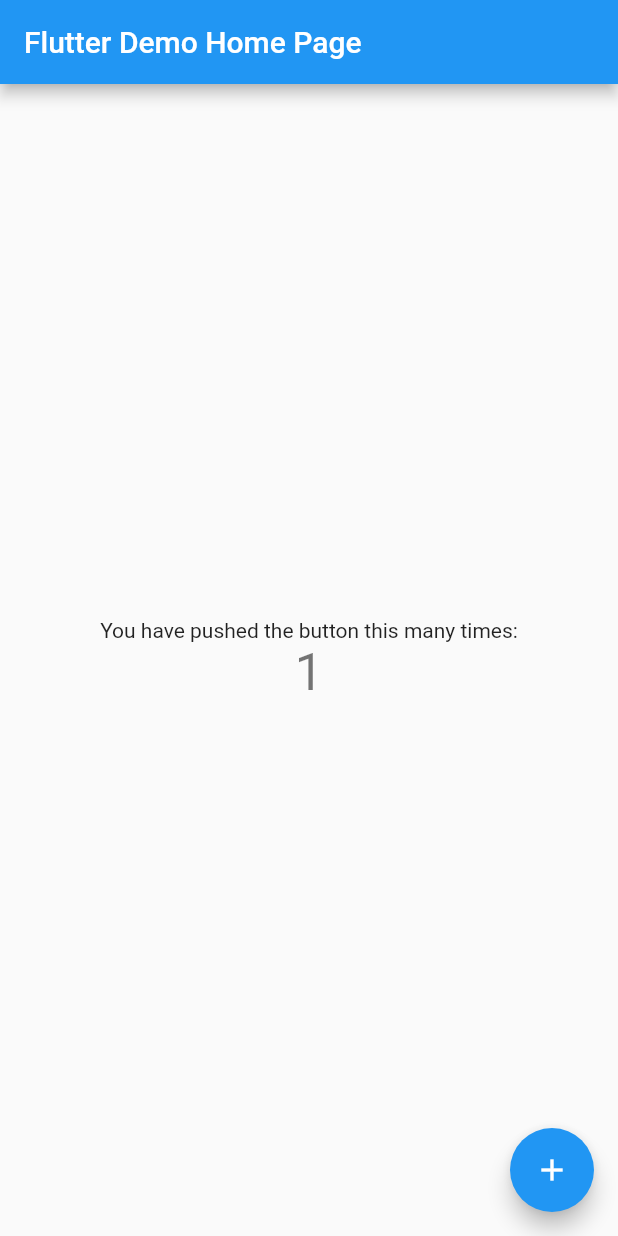
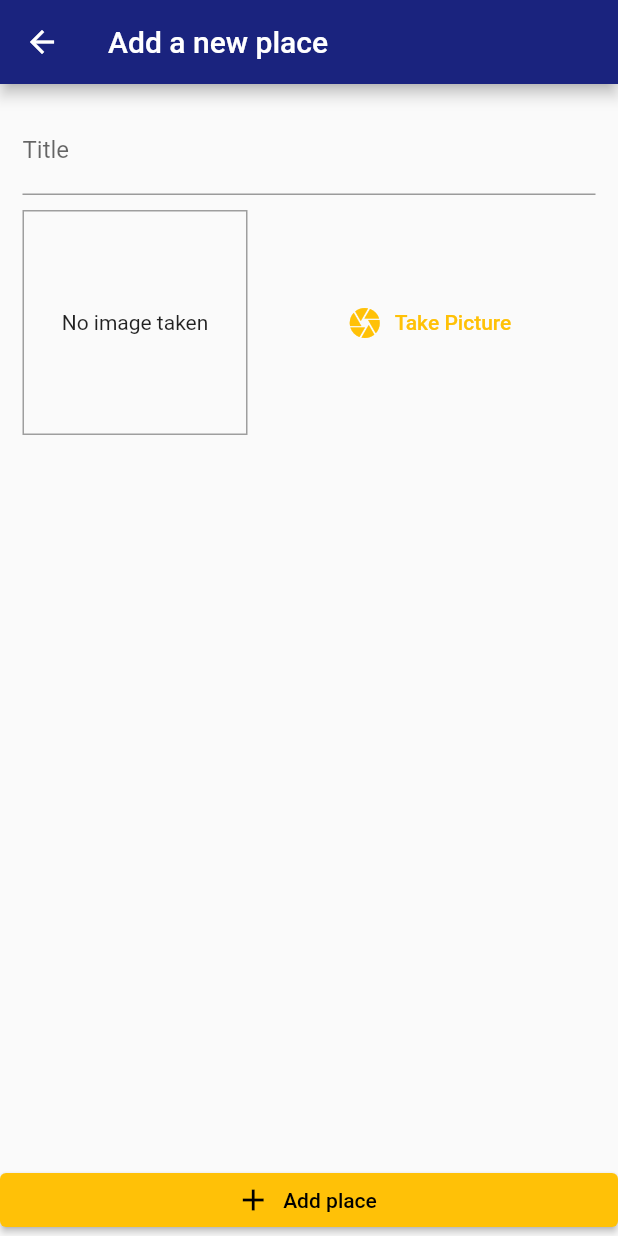
Before and after one commit to subash9860/Note-the-place-app, a Flutter app: the screen it shows after launch, after a tap on the "add" icon, on a phone screen of 412 x 824 dp. Run offline on Flutter 3.47's test engine with Material 2 defaults, Android fonts, the phone set to English and light mode, and no system bars; our stand-ins replace image_picker.

Commit message:
camera asses

```diff
--- a/lib/main.dart
+++ b/lib/main.dart
@@ -1,115 +1,31 @@
 import 'package:flutter/material.dart';
+import 'package:provider/provider.dart';
 
-void main() {
-  runApp(const MyApp());
-}
+import '../screen/add_place_screen.dart';
+import '../providers/note_places.dart';
+import '../screen/places_list_screen.dart';
+
+void main() => runApp(const MyApp());
 
 class MyApp extends StatelessWidget {
   const MyApp({Key? key}) : super(key: key);
 
-  // This widget is the root of your application.
   @override
   Widget build(BuildContext context) {
-    return MaterialApp(
-      title: 'Flutter Demo',
-      theme: ThemeData(
-        // This is the theme of your application.
-        //
-        // Try running your application with "flutter run". You'll see the
-        // application has a blue toolbar. Then, without quitting the app, try
-        // changing the primarySwatch below to Colors.green and then invoke
-        // "hot reload" (press "r" in the console where you ran "flutter run",
-        // or simply save your changes to "hot reload" in a Flutter IDE).
-        // Notice that the counter didn't reset back to zero; the application
-        // is not restarted.
-        primarySwatch: Colors.blue,
+    return ChangeNotifierProvider.value(
+      value: NotePlaces(),
+      child: MaterialApp(
+        debugShowCheckedModeBanner: false,
+        title: 'Note the place',
+        theme: ThemeData(
+            colorScheme: ColorScheme.fromSwatch()
+                .copyWith(primary: Colors.amber, secondary: Colors.indigo),
+            appBarTheme: AppBarTheme(color: Colors.indigo[900])),
+        home: const PlaceListScreen(),
+        routes: {
+          AddPlaceScree.routeName: (ctx) => const AddPlaceScree(),
+        },
       ),
-      home: const MyHomePage(title: 'Flutter Demo Home Page'),
     );
   }
 }
-
-class MyHomePage extends StatefulWidget {
-  const MyHomePage({Key? key, required this.title}) : super(key: key);
-
-  // This widget is the home page of your application. It is stateful, meaning
-  // that it has a State object (defined below) that contains fields that affect
-  // how it looks.
-
-  // This class is the configuration for the state. It holds the values (in this
-  // case the title) provided by the parent (in this case the App widget) and
-  // used by the build method of the State. Fields in a Widget subclass are
-  // always marked "final".
-
-  final String title;
-
-  @override
-  State<MyHomePage> createState() => _MyHomePageState();
-}
-
-class _MyHomePageState extends State<MyHomePage> {
-  int _counter = 0;
-
-  void _incrementCounter() {
-    setState(() {
-      // This call to setState tells the Flutter framework that something has
-      // changed in this State, which causes it to rerun the build method below
-      // so that the display can reflect the updated values. If we changed
-      // _counter without calling setState(), then the build method would not be
-      // called again, and so nothing would appear to happen.
-      _counter++;
-    });
-  }
-
-  @override
-  Widget build(BuildContext context) {
-    // This method is rerun every time setState is called, for instance as done
-    // by the _incrementCounter method above.
-    //
-    // The Flutter framework has been optimized to make rerunning build methods
-    // fast, so that you can just rebuild anything that needs updating rather
-    // than having to individually change instances of widgets.
-    return Scaffold(
-      appBar: AppBar(
-        // Here we take the value from the MyHomePage object that was created by
-        // the App.build method, and use it to set our appbar title.
-        title: Text(widget.title),
-      ),
-      body: Center(
-        // Center is a layout widget. It takes a single child and positions it
-        // in the middle of the parent.
-        child: Column(
-          // Column is also a layout widget. It takes a list of children and
-          // arranges them vertically. By default, it sizes itself to fit its
-          // children horizontally, and tries to be as tall as its parent.
-          //
-          // Invoke "debug painting" (press "p" in the console, choose the
-          // "Toggle Debug Paint" action from the Flutter Inspector in Android
-          // Studio, or the "Toggle Debug Paint" command in Visual Studio Code)
-          // to see the wireframe for each widget.
-          //
-          // Column has various properties to control how it sizes itself and
-          // how it positions its children. Here we use mainAxisAlignment to
-          // center the children vertically; the main axis here is the vertical
-          // axis because Columns are vertical (the cross axis would be
-          // horizontal).
-          mainAxisAlignment: MainAxisAlignment.center,
-          children: <Widget>[
-            const Text(
-              'You have pushed the button this many times:',
-            ),
-            Text(
-              '$_counter',
-              style: Theme.of(context).textTheme.headline4,
-            ),
-          ],
-        ),
-      ),
-      floatingActionButton: FloatingActionButton(
-        onPressed: _incrementCounter,
-        tooltip: 'Increment',
-        child: const Icon(Icons.add),
-      ), // This trailing comma makes auto-formatting nicer for build methods.
-    );
-  }
-}
--- /dev/null
+++ b/lib/models/place.dart
@@ -0,0 +1,27 @@
+import 'dart:io';
+
+class PlaceLoaction {
+  final double latitude;
+  final double longitude;
+  final String? address;
+
+  PlaceLoaction({
+    required this.latitude,
+    required this.longitude,
+    this.address,
+  });
+}
+
+class Place {
+  final String id;
+  final String title;
+  final PlaceLoaction location;
+  final File image;
+
+  Place({
+    required this.id,
+    required this.title,
+    required this.location,
+    required this.image,
+  });
+}
--- /dev/null
+++ b/lib/providers/note_places.dart
@@ -0,0 +1,10 @@
+import 'package:flutter/foundation.dart';
+import 'package:note_the_place/models/place.dart';
+
+class NotePlaces with ChangeNotifier {
+ final List<Place> _items = [];
+
+  List<Place> get items {
+    return [..._items];
+  }
+}
--- /dev/null
+++ b/lib/screen/add_place_screen.dart
@@ -0,0 +1,61 @@
+import 'package:flutter/material.dart';
+import 'package:note_the_place/widgets/image_input.dart';
+
+class AddPlaceScree extends StatefulWidget {
+  const AddPlaceScree({Key? key}) : super(key: key);
+  static const routeName = '/add-place';
+  @override
+  _AddPlaceScreeState createState() => _AddPlaceScreeState();
+}
+
+class _AddPlaceScreeState extends State<AddPlaceScree> {
+  final _titleController = TextEditingController();
+  @override
+  Widget build(BuildContext context) {
+    return Scaffold(
+      appBar: AppBar(
+        title: const Text('Add a new place'),
+      ),
+      body: Center(
+        child: Column(
+          crossAxisAlignment: CrossAxisAlignment.stretch,
+          children: [
+            Expanded(
+                child: SingleChildScrollView(
+              child: Padding(
+                padding: const EdgeInsets.all(15.0),
+                child: Column(
+                  children: [
+                    // const Text("User Input..."),
+                    TextField(
+                      decoration: const InputDecoration(labelText: 'Title'),
+                      controller: _titleController,
+                    ),
+                    const SizedBox(
+                      height: 10,
+                    ),
+                    const ImageInput(),
+
+                    // TextField(),
+                    // TextField(),
+                    // TextField(),
+                  ],
+                ),
+              ),
+            )),
+            ElevatedButton.icon(
+                onPressed: () {},
+                icon: const Icon(
+                  Icons.add,
+                  color: Colors.black,
+                ),
+                label: const Text(
+                  "Add place",
+                  style: TextStyle(color: Colors.black),
+                ))
+          ],
+        ),
+      ),
+    );
+  }
+}
--- /dev/null
+++ b/lib/screen/places_list_screen.dart
@@ -0,0 +1,26 @@
+import 'package:flutter/material.dart';
+import '../screen/add_place_screen.dart';
+
+class PlaceListScreen extends StatelessWidget {
+  const PlaceListScreen({Key? key}) : super(key: key);
+
+  @override
+  Widget build(BuildContext context) {
+    return Scaffold(
+      appBar: AppBar(
+        title: const Text("Your places"),
+        actions: [
+          IconButton(
+            onPressed: () {
+              Navigator.of(context).pushNamed(AddPlaceScree.routeName);
+            },
+            icon: const Icon(Icons.add),
+          ),
+        ],
+      ),
+      body: const Center(
+        child: CircularProgressIndicator(color: Colors.amber,),
+      ),
+    );
+  }
+}
--- /dev/null
+++ b/lib/widgets/image_input.dart
@@ -0,0 +1,60 @@
+import 'package:flutter/material.dart';
+import 'dart:io';
+import 'package:image_picker/image_picker.dart';
+
+class ImageInput extends StatefulWidget {
+  const ImageInput({Key? key}) : super(key: key);
+
+  @override
+  _ImageInputState createState() => _ImageInputState();
+}
+
+class _ImageInputState extends State<ImageInput> {
+  File? _storeImage;
+
+  Future<void> _takeImage() async {
+    // final picker = .pickImage(source: source);
+    final imageFile = await ImagePicker().pickImage(
+      source: ImageSource.camera,
+      maxWidth: 600,
+    );
+  }
+
+  @override
+  Widget build(BuildContext context) {
+    return Row(
+      children: [
+        Container(
+          width: 150,
+          height: 150,
+          decoration: BoxDecoration(
+            border: Border.all(width: 1, color: Colors.grey),
+          ),
+          child: _storeImage != null
+              ? Image.file(
+                  _storeImage!,
+                  fit: BoxFit.cover,
+                  width: double.infinity,
+                )
+              : const Text(
+                  "No image taken",
+                  textAlign: TextAlign.center,
+                ),
+          alignment: Alignment.center,
+        ),
+        const SizedBox(
+          width: 10,
+        ),
+        Expanded(
+          child: TextButton.icon(
+            onPressed: () {
+              _takeImage();
+            },
+            icon: const Icon(Icons.camera),
+            label: const Text("Take Picture"),
+          ),
+        ),
+      ],
+    );
+  }
+}
--- a/pubspec.yaml
+++ b/pubspec.yaml
@@ -38,6 +38,8 @@
 dev_dependencies:
   flutter_test:
     sdk: flutter
+  provider: ^6.0.1
+  image_picker: ^0.8.4+4
 
   # The "flutter_lints" package below contains a set of recommended lints to
   # encourage good coding practices. The lint set provided by the package is
```
Also changed, not shown: lib/screen/places_detail_screen.dart (added), pubspec.lock.
